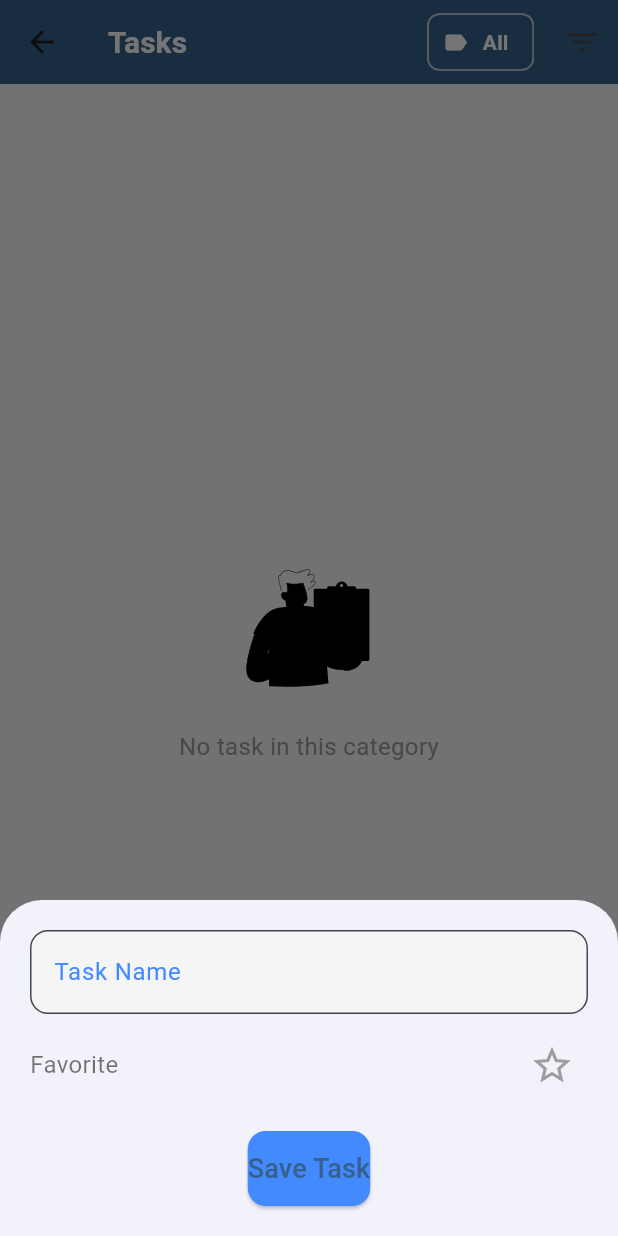
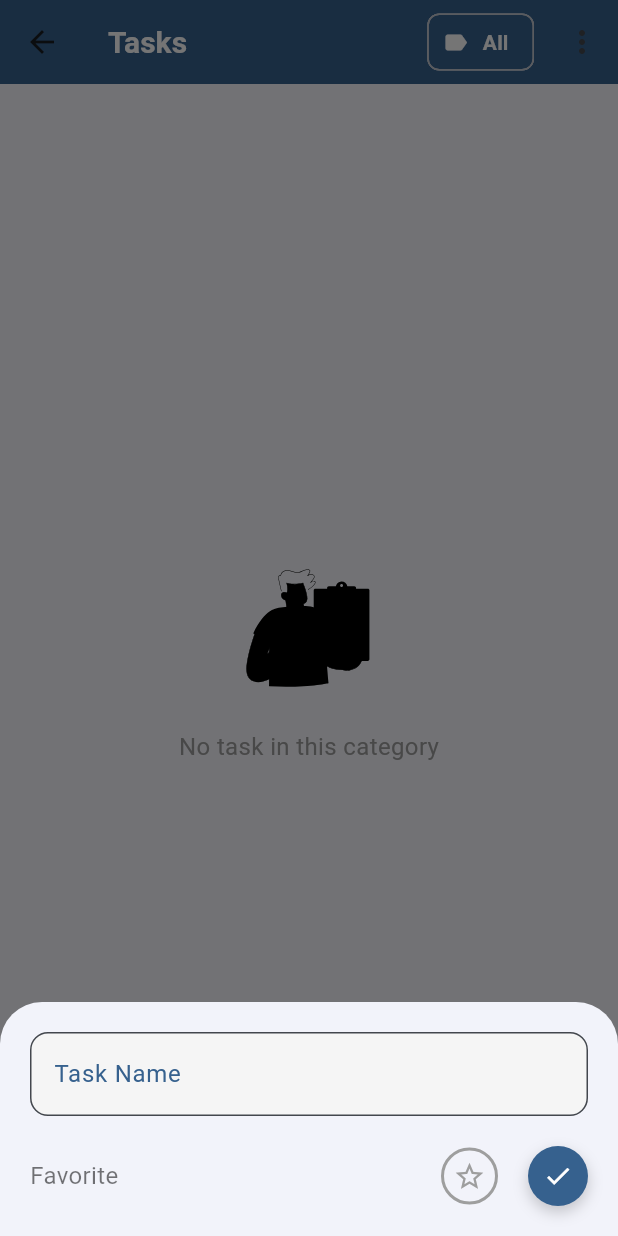
Before and after one commit to karthi1321/gotodone, a Flutter app: the TodoListPage screen opened directly, after a tap on the "add" icon, on a phone screen of 412 x 824 dp. Run offline on Flutter 3.47's test engine with Material 3 defaults, Android fonts, the light colour scheme and no system bars; our stand-ins replace flutter_svg, flutter_tts, page_transition, shared_preferences; accounts and stored records are empty.

Commit message:
task add dialog updated

```diff
--- a/lib/screens/TaskDialog.dart
+++ b/lib/screens/TaskDialog.dart
@@ -23,21 +23,24 @@
           child: Column(
             mainAxisSize: MainAxisSize.min,
             children: [
+              // Task Name Input
               TextField(
                 controller: taskController,
                 decoration: InputDecoration(
                   labelText: "Task Name",
-                  labelStyle: TextStyle(color: Colors.blueAccent),
+                  labelStyle: TextStyle(color: Theme.of(context).primaryColor),
                   border: OutlineInputBorder(
                     borderRadius: BorderRadius.circular(12),
-                    borderSide: BorderSide(color: Colors.blueAccent, width: 1),
+                    borderSide: BorderSide(color: Theme.of(context).primaryColor, width: 1),
                   ),
                   filled: true,
                   fillColor: Colors.grey[100],
                 ),
                 style: TextStyle(fontSize: 16, color: Colors.black87),
               ),
-              SizedBox(height: 10),
+              SizedBox(height: 20),
+
+              // Favorite Toggle with Save Icon
               Row(
                 mainAxisAlignment: MainAxisAlignment.spaceBetween,
                 children: [
@@ -45,38 +48,72 @@
                     "Favorite",
                     style: TextStyle(fontSize: 16, color: Colors.black54),
                   ),
+                  Row(
+                    children: [
                       StatefulBuilder(
                         builder: (context, setState) {
-                      return IconButton(
-                        icon: Icon(
-                          isFav ? Icons.star : Icons.star_border,
-                          color: isFav ? Colors.yellow : Colors.grey,
-                          size: 30,
-                        ),
-                        onPressed: () {
+                          return GestureDetector(
+                            onTap: () {
                               setState(() {
                                 isFav = !isFav;
                               });
                             },
+                            child: AnimatedContainer(
+                              duration: Duration(milliseconds: 300),
+                              curve: Curves.easeInOut,
+                              decoration: BoxDecoration(
+                                shape: BoxShape.circle,
+                                color: isFav ? Colors.yellow[700] : Colors.transparent,
+                                border: Border.all(
+                                  color: isFav ? Colors.yellow[700]! : Colors.grey,
+                                  width: 2,
+                                ),
+                              ),
+                              child: Padding(
+                                padding: const EdgeInsets.all(6.0),  // Reduced padding for smaller circle
+                                child: Icon(
+                                  isFav ? Icons.star : Icons.star_border,
+                                  color: isFav ? Colors.white : Colors.grey,
+                                  size: 22, // Smaller star size
+                                ),
+                              ),
+                            ),
                           );
                         },
                       ),
-                ],
-              ),
-              SizedBox(height: 20),
-              ElevatedButton(
-                onPressed: () {
+                      SizedBox(width: 20),
+                      GestureDetector(
+                        onTap: () {
                           onSave(taskController.text, isFav);
                           Navigator.pop(context);
                         },
-                child: Text("Save Task", style: TextStyle(fontSize: 18)),
-                style: ElevatedButton.styleFrom(
-                  backgroundColor: Colors.blueAccent,
-                  padding: EdgeInsets.symmetric(vertical: 12),
-                  shape: RoundedRectangleBorder(
-                    borderRadius: BorderRadius.circular(12),
+                        child: AnimatedContainer(
+                          duration: Duration(milliseconds: 300),
+                          curve: Curves.easeInOut,
+                          decoration: BoxDecoration(
+                            shape: BoxShape.circle,
+                            color: Theme.of(context).primaryColor,
+                            boxShadow: [
+                              BoxShadow(
+                                color: Colors.black.withOpacity(0.2),
+                                blurRadius: 8,
+                                offset: Offset(0, 4),
+                              ),
+                            ],
+                          ),
+                          child: Padding(
+                            padding: const EdgeInsets.all(10.0),
+                            child: Icon(
+                              Icons.check,
+                              color: Colors.white,
+                              size: 20,
                             ),
                           ),
+                        ),
+                      ),
+                    ],
+                  ),
+                ],
               ),
             ],
           ),
```
Also changed, not shown: lib/screens/todo_list_page.dart (+60 -5 lines). Lines whose indentation alone changed are shown as unchanged.
